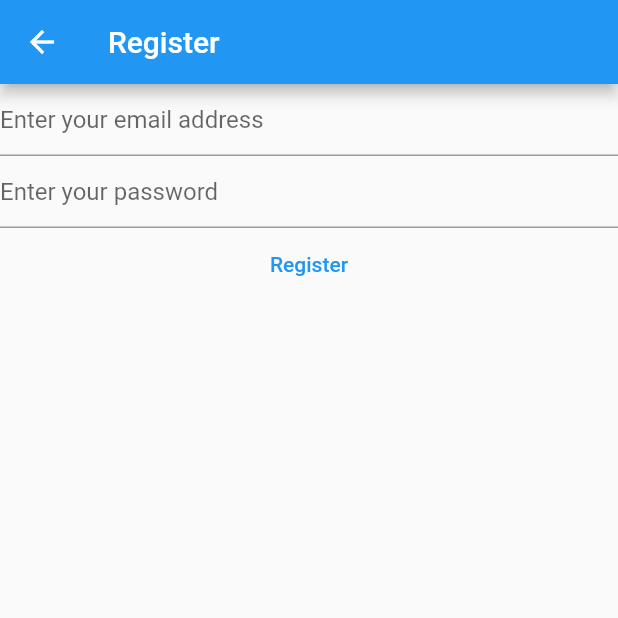
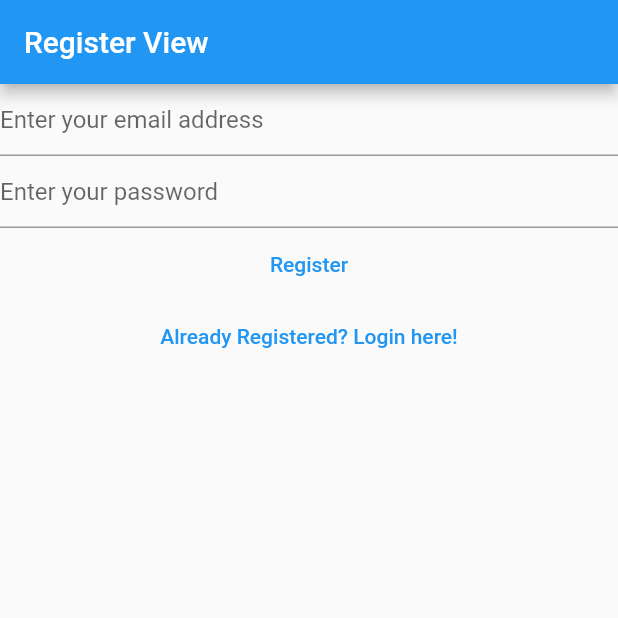
Before and after one commit to awesome-sw-developer/mynotes, a Flutter app: the Register screen opened directly, on a phone screen of 412 x 824 dp, the top half of it. Run offline on Flutter 3.47's test engine with Material 2 defaults, Android fonts, the phone set to English and light mode, and no system bars; our stand-ins replace firebase_auth, firebase_core; accounts and stored records are empty.

Commit message:
Second Commit

```diff
--- a/lib/Views/Register_view.dart
+++ b/lib/Views/Register_view.dart
@@ -1,7 +1,8 @@
+import 'package:flutter/material.dart';
 import 'package:firebase_auth/firebase_auth.dart';
-import 'package:flutter/material.dart';
+import '../firebase_options.dart';
+//import 'firebase_options.dart';
 import 'package:firebase_core/firebase_core.dart';
-import '../firebase_options.dart';
 
 class Register extends StatefulWidget {
   const Register({super.key});
@@ -32,32 +33,25 @@ class _RegisterState extends State<Register> {
   @override
   Widget build(BuildContext context) {
     return Scaffold(
-      appBar: AppBar(title: const Text('Register')),
-      body: FutureBuilder(
-        future: Firebase.initializeApp(
-          options: DefaultFirebaseOptions.currentPlatform,
+      appBar: AppBar(
+        title: const Text('Register View'),
       ),
-        builder: (context, snapshot) {
-          switch (snapshot.connectionState) {
-            case ConnectionState.done:
-              // TODO: Handle this case.
-              return Column(
+      body: Column(
         children: [
           TextField(
             enableSuggestions: false,
             autocorrect: false,
             keyboardType: TextInputType.emailAddress,
             controller: _email,
-                    decoration: const InputDecoration(
-                        hintText: 'Enter your email address'),
+            decoration:
+                const InputDecoration(hintText: 'Enter your email address'),
           ),
           TextField(
             obscureText: true,
             enableSuggestions: false,
             autocorrect: false,
             controller: _password,
-                    decoration:
-                        const InputDecoration(hintText: 'Enter your password'),
+            decoration: const InputDecoration(hintText: 'Enter your password'),
           ),
           TextButton(
             onPressed: () async {
@@ -80,12 +74,14 @@ class _RegisterState extends State<Register> {
             },
             child: const Text('Register'),
           ),
+          TextButton(
+            onPressed: () {
+              Navigator.of(context)
+                  .pushNamedAndRemoveUntil('/login/', (route) => false);
+            },
+            child: const Text('Already Registered? Login here!'),
+          ),
         ],
-              );
-            default:
-              return const Text('loading ... ');
-          }
-        },
       ),
     );
   }
```
Also changed, not shown: lib/Views/Login_View.dart (+13 -18 lines), lib/Views/Verify_Email.dart (added, +31 -0 lines), lib/main.dart (+13 -12 lines), 1 other file. Lines whose indentation alone changed are shown as unchanged.
